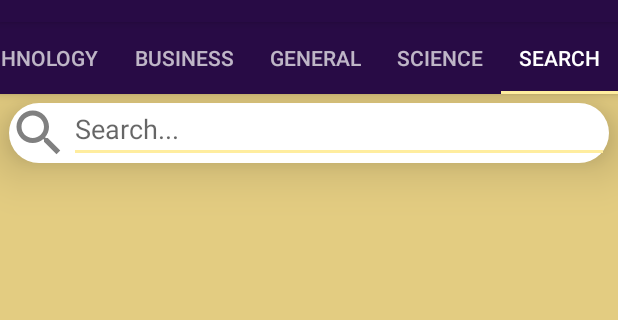
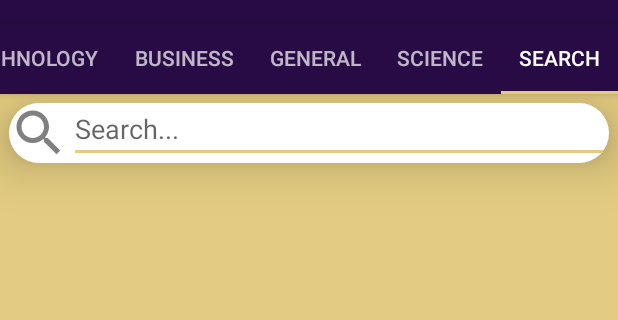
Before and after one commit to KasinaDheeraj/NEWSDROP, an Android app: the screen it shows after launch once a user with an empty profile is signed in (MainActivity), after a tap on "Search", on a phone screen of 412 x 824 dp, the part 62-382 px from its top. Run offline under Robolectric (Android 15) with nearby library versions, the light colour scheme and no system bars; our stand-ins replace Firebase (no records; nobody signed in at launch, a user with empty details on screens opened directly); 3 statements that could not run were skipped.

Commit message:
Update styles.xml

```diff
--- a/app/src/main/res/values/styles.xml
+++ b/app/src/main/res/values/styles.xml
@@ -5,7 +5,7 @@
         <!-- Customize your theme here. -->
         <item name="colorPrimary">#280b45</item>
         <item name="colorPrimaryDark">#280b45</item>
-        <item name="colorAccent">#ffed9f</item>
+        <item name="colorAccent">#e3cc81</item>
     </style>
 
 </resources>
```
